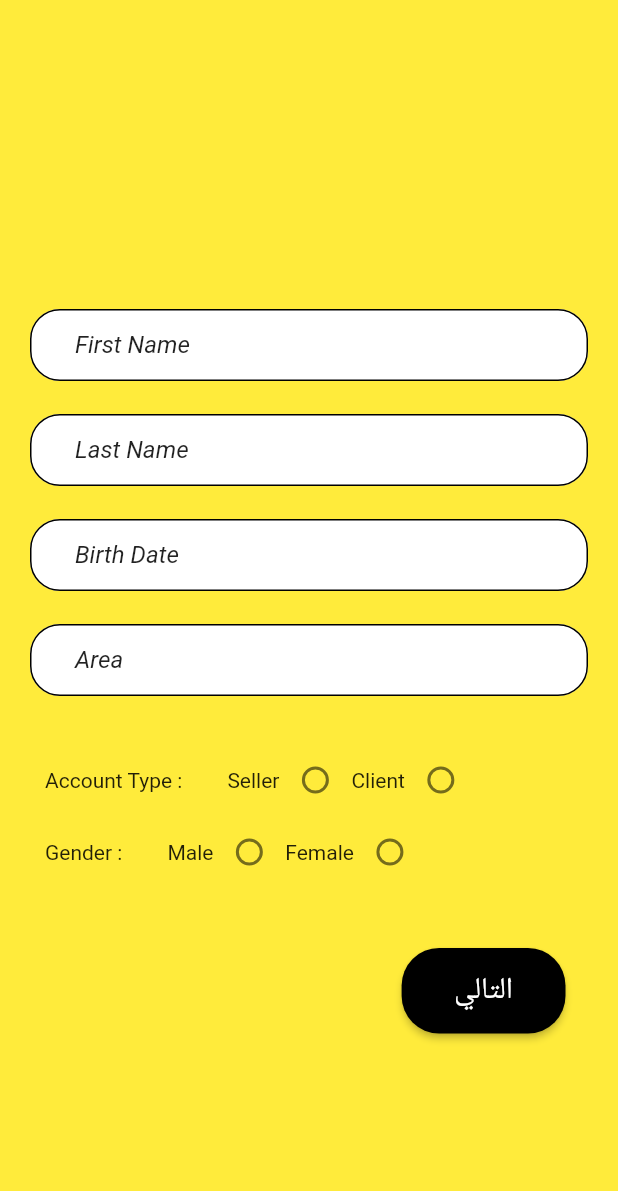
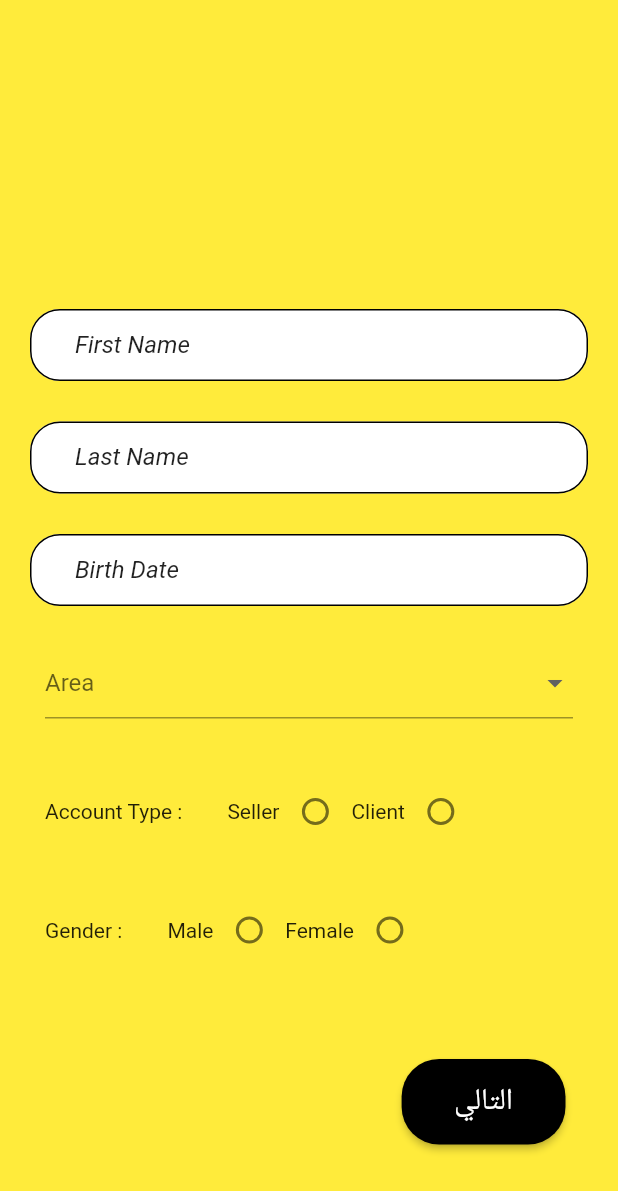
Before and after one commit to abdulkareeme/HomeServices, a Flutter app: the screen it shows after launch, after a tap on "Skip", after a tap on "Sign up", on a phone screen of 412 x 824 dp. Shown: the top 1191 px of the screen. Run offline on Flutter 3.47's test engine with Material 2 defaults, Android fonts, the phone set to English and light mode, and no system bars; our stand-ins replace introduction_screen, shared_preferences; network calls fail.

Commit message:
next version of sign up

```diff
--- a/home_services/lib/Log In /Widget/Log_In.dart
+++ b/home_services/lib/Log In /Widget/Log_In.dart
@@ -12,6 +12,7 @@ class LogIn extends StatefulWidget {
 }
 
 class _LogInState extends State<LogIn> {
+  List op = ['Lattakia','Damascus','aleppo','Hama','tartous','raqa','hasaka','Homes'];
   @override
   Widget build(BuildContext context) {
     double width = MediaQuery.of(context).size.width;
@@ -46,9 +47,10 @@ class _LogInState extends State<LogIn> {
                         ),
                         InkWell(
                           onTap:(){
+
                             Navigator.of(context).push(MaterialPageRoute(
-                                builder: (context)=> FirstPageOfSignUp()));
-                          },
+                                builder: (context)=> FirstPageOfSignUp(areaList: op,)));
+                          },focusColor: Colors.black,
                           child:Text("Sign up",style: LogInStyle.signUpStyle(),) ,)
                       ],
                     ),
--- a/home_services/lib/Sign up/Widget/first_page_of_signup.dart
+++ b/home_services/lib/Sign up/Widget/first_page_of_signup.dart
@@ -6,7 +6,9 @@ import 'package:home_services/style/first_signup_page_style.dart';
 
 // ignore: must_be_immutable
 class FirstPageOfSignUp extends StatefulWidget {
-  FirstPageOfSignUp({Key? key}) : super(key: key);
+  List areaList;
+
+  FirstPageOfSignUp({required this.areaList, super.key});
 
   @override
   State<StatefulWidget> createState() => _FirstPageOfSignUpState();
@@ -14,14 +16,23 @@ class FirstPageOfSignUp extends StatefulWidget {
   TextEditingController lastnameController = TextEditingController();
   TextEditingController birthdateController = TextEditingController();
   TextEditingController areaController = TextEditingController();
+  String areaError = "", genderError = "", modeError = "";
 }
 
 class _FirstPageOfSignUpState extends State<FirstPageOfSignUp> {
+  GlobalKey<FormState> formKey = GlobalKey<FormState>();
+  String? gender;
+  String? mode;
+  String area = "Area";
+
+  bool formState() {
+    var ok = formKey.currentState;
+    return ok!.validate();
+  }
+
   @override
   Widget build(BuildContext context) {
     double height1 = MediaQuery.of(context).size.height;
-    String? gender;
-    String? mode;
     return SafeArea(
         child: Scaffold(
       body: Stack(children: [
@@ -29,6 +40,7 @@ class _FirstPageOfSignUpState extends State<FirstPageOfSignUp> {
           color: Colors.yellow,
         ),
         Form(
+          key: formKey,
           child: SingleChildScrollView(
             child: Column(
               mainAxisAlignment: MainAxisAlignment.center,
@@ -45,6 +57,17 @@ class _FirstPageOfSignUpState extends State<FirstPageOfSignUp> {
                   lable: const Text("First Name"),
                   color: Colors.white,
                   sidesColor: Colors.black,
+                  val: (_) {
+                    if (widget.firstnameController.text.isEmpty) {
+                      return "required";
+                    } else {
+                      return null;
+                    }
+                  },
+                  //autoValidateMode: true,
+                ),
+                const SizedBox(
+                  height: 5,
                 ),
 
                 // last name field
@@ -56,8 +79,18 @@ class _FirstPageOfSignUpState extends State<FirstPageOfSignUp> {
                   lable: const Text("Last Name"),
                   color: Colors.white,
                   sidesColor: Colors.black,
+                  val: (_) {
+                    if (widget.lastnameController.text.isEmpty) {
+                      return "required";
+                    } else {
+                      return null;
+                    }
+                  },
+                  //autoValidateMode: true,
                 ),
-
+                const SizedBox(
+                  height: 5,
+                ),
                 // birth date field
                 MyFild(
                   errorText: "",
@@ -68,20 +101,33 @@ class _FirstPageOfSignUpState extends State<FirstPageOfSignUp> {
                   color: Colors.white,
                   sidesColor: Colors.black,
                 ),
-
-                // area field
-                MyFild(
-                  errorText: "",
-                  contorller: widget.areaController,
-                  hintText: "Area",
-                  obscure: false,
-                  lable: const Text("Area"),
-                  color: Colors.white,
-                  sidesColor: Colors.black,
+                const SizedBox(
+                  height: 5,
                 ),
-
+                // area selection
+                Padding(
+                    padding: const EdgeInsets.only(left: 30, right: 30),
+                    child: DropdownButtonFormField(
+                      items: widget.areaList
+                          .map((e) =>
+                              DropdownMenuItem(value: e, child: Text("$e")))
+                          .toList(),
+                      onChanged: (val) {
+                        setState(() {
+                          area = val.toString();
+                        });
+                      },
+                      hint: Text(area),
+                    )),
                 const SizedBox(
-                  height: 10,
+                  height: 6,
+                ),
+                Text(
+                  widget.areaError,
+                  style: const TextStyle(color: Colors.red),
+                ),
+                const SizedBox(
+                  height: 16,
                 ),
 
                 Padding(
@@ -116,6 +162,16 @@ class _FirstPageOfSignUpState extends State<FirstPageOfSignUp> {
                     ],
                   ),
                 ),
+                const SizedBox(
+                  height: 6,
+                ),
+                Text(
+                  widget.modeError,
+                  style: const TextStyle(color: Colors.red),
+                ),
+                const SizedBox(
+                  height: 9,
+                ),
                 Padding(
                   padding: const EdgeInsets.only(left: 30),
                   child: Row(
@@ -149,6 +205,14 @@ class _FirstPageOfSignUpState extends State<FirstPageOfSignUp> {
                   ),
                 ),
                 const SizedBox(
+                  height: 6,
+                ),
+                Text(
+                  widget.modeError,
+                  style: const TextStyle(color: Colors.red),
+                ),
+                //const SizedBox(height: 9,),
+                const SizedBox(
                   height: 40,
                 ),
 
@@ -160,8 +224,35 @@ class _FirstPageOfSignUpState extends State<FirstPageOfSignUp> {
                       ElevatedButton(
                           style: FirstSignupPageStyle.nextButtonStyle(),
                           onPressed: () {
-                            Navigator.of(context)
-                                .push(SlideRight(page: SecondPageOfSignUp()));
+                            if (formState() &&
+                                gender != null &&
+                                mode != null &&
+                                area != "Area") {
+                              Navigator.of(context).push(SlideRight(
+                                  page: SecondPageOfSignUp(
+                                area: area,
+                                firstnameController: widget.firstnameController,
+                                lastnameController: widget.lastnameController,
+                                gender: gender,
+                                mode: mode,
+                              )));
+                            } else {
+                              if (gender == null) {
+                                setState(() {
+                                  widget.genderError = "required";
+                                });
+                              }
+                              if (mode == null) {
+                                setState(() {
+                                  widget.modeError = "required";
+                                });
+                              }
+                              if (area == "Area") {
+                                setState(() {
+                                  widget.areaError = "required";
+                                });
+                              }
+                            }
                           },
                           child: Text(
                             "التالي",
--- a/home_services/lib/Sign up/Widget/sign_up_page.dart
+++ b/home_services/lib/Sign up/Widget/sign_up_page.dart
@@ -11,6 +11,4 @@ class _SignUpPageState extends State<SignUpPage>{
   Widget build(BuildContext context) {
     return Scaffold(body: Center(child: Text("jjjjj"),),);
   }
-
-
 }
--- a/home_services/lib/my_field.dart
+++ b/home_services/lib/my_field.dart
@@ -12,15 +12,16 @@ class MyFild extends StatefulWidget {
   final color;
   final sidesColor;
   final keyboardType;
+  final autoValidateMode;
 
-  const MyFild(
-      {super.key,
+  const MyFild({super.key,
     required this.contorller,
     required this.hintText,
     required this.obscure,
     required this.lable,
     this.preffixIcon,
     this.suffixIcon,
+    this.autoValidateMode,
     this.errorText,
     this.val,
     this.color,
@@ -38,9 +39,10 @@ class _MyFildState extends State<MyFild> {
     return Padding(
       padding: const EdgeInsets.only(left: 20, right: 20),
       child: TextFormField(
-          keyboardType:widget.keyboardType ,
+          keyboardType: widget.keyboardType,
           controller: widget.contorller,
           obscureText: widget.obscure,
+          autovalidateMode: widget.autoValidateMode,
           validator: widget.val,
           decoration: InputDecoration(
             prefixIcon: widget.preffixIcon,
@@ -64,8 +66,8 @@ class _MyFildState extends State<MyFild> {
             ),
             enabledBorder: OutlineInputBorder(
                 borderRadius: BorderRadius.circular(20),
-                borderSide:  BorderSide(
-                    color:widget.sidesColor )
+                borderSide: BorderSide(
+                    color: widget.sidesColor)
             ),
             focusedBorder: OutlineInputBorder(
                 borderRadius: BorderRadius.circular(20),
--- a/home_services/pubspec.yaml
+++ b/home_services/pubspec.yaml
@@ -38,6 +38,7 @@ dependencies:
   email_validator: ^2.1.17
   shared_preferences: ^2.1.0
   introduction_screen: ^3.1.4
+  flutter_rounded_date_picker: ^3.0.3
   #introduction_screen: ^3.1.8
 
 
```
Also changed, not shown: home_services/lib/Sign up/Widget/second_page_of_signup.dart (+48 -4 lines), home_services/pubspec.lock. Lines whose indentation alone changed are shown as unchanged.
